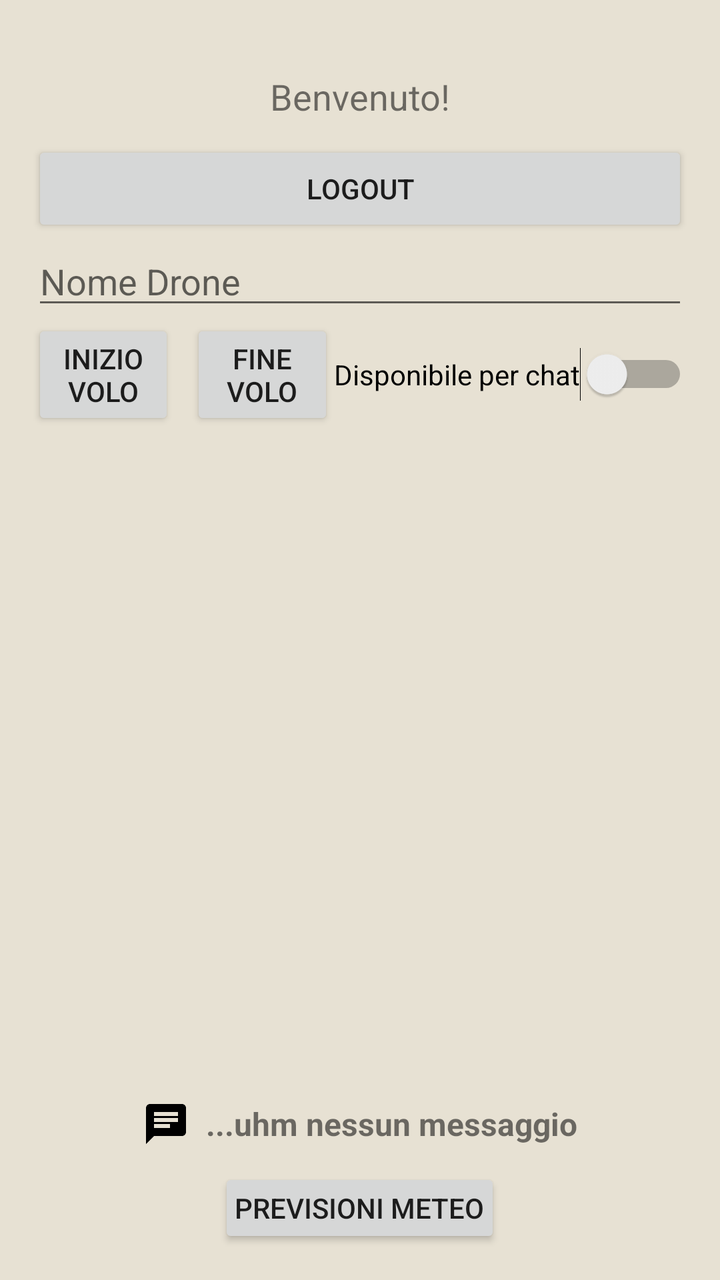
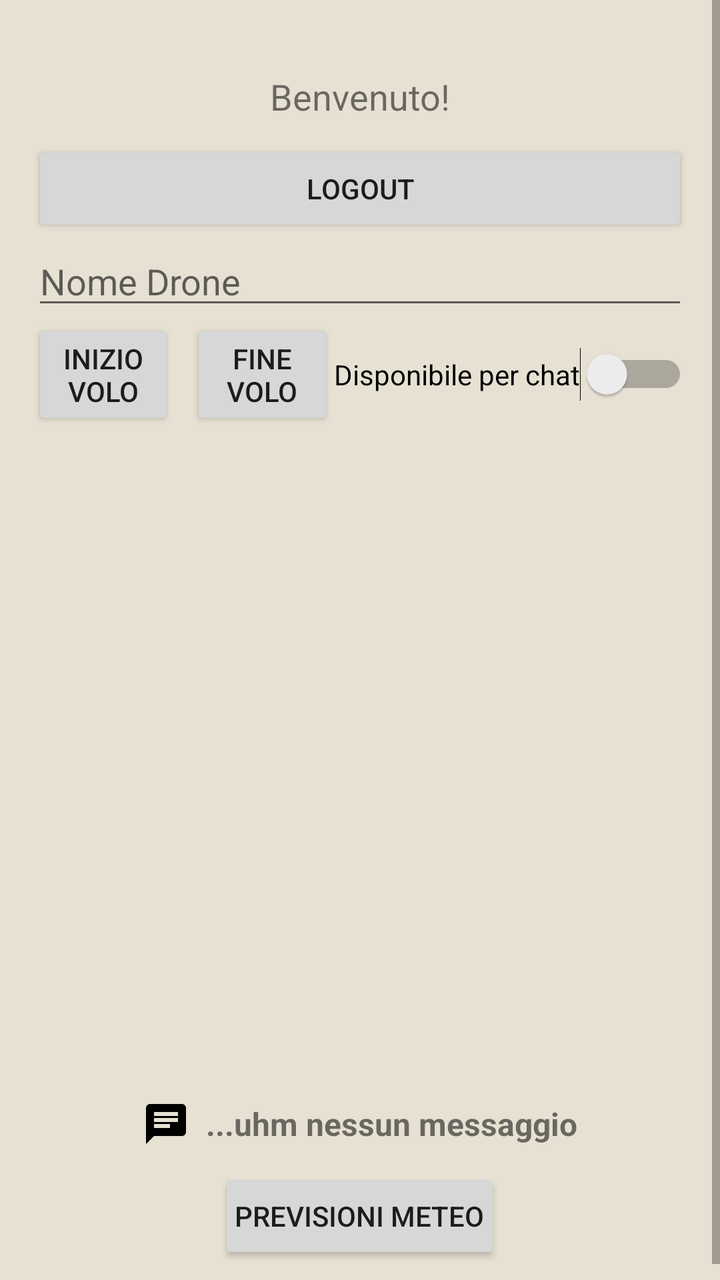

Before-and-after screenshots of an Android layout around one commit, followed by the original layout XML and the change that was made.
<!-- AndroidManifest.xml: activity theme Theme.AppCompat.Light -->
<!-- res/layout/activity_dashboard.xml -->
<LinearLayout xmlns:android="http://schemas.android.com/apk/res/android"
    android:layout_width="match_parent"
    android:layout_height="match_parent"
    android:orientation="vertical"
    android:background="#e7e1d3"
    android:padding="16dp">

    <TextView
        android:id="@+id/welcomeTextView"
        android:layout_width="match_parent"
        android:layout_height="wrap_content"
        android:text="Benvenuto!"
        android:textSize="18sp"
        android:gravity="center"
        android:layout_marginTop="10dp"
        android:padding="10dp"/>

    <Button
        android:id="@+id/logoutButton"
        android:layout_width="match_parent"
        android:layout_height="wrap_content"
        android:text="Logout" />

    <EditText
        android:id="@+id/droneField"
        android:layout_width="match_parent"
        android:layout_height="wrap_content"
        android:hint="Nome Drone" />

    
    <LinearLayout
        android:layout_width="match_parent"
        android:layout_height="wrap_content"
        android:orientation="horizontal"
        android:gravity="center">

        <Button
            android:id="@+id/startFlightButton"
            android:layout_width="0dp"
            android:layout_weight="1"
            android:layout_height="wrap_content"
            android:text="Inizio volo"
            android:layout_marginEnd="8dp"/>

        <Button
            android:id="@+id/stopFlightButton"
            android:layout_width="0dp"
            android:layout_weight="1"
            android:layout_height="wrap_content"
            android:text="Fine volo"/>

        <Switch
            android:id="@+id/chatToggle"
            android:layout_width="wrap_content"
            android:layout_height="wrap_content"
            android:text="Disponibile per chat"/>

    </LinearLayout>

    <FrameLayout
        android:id="@+id/mapContainer"
        android:layout_width="match_parent"
        android:layout_height="325dp"
        android:visibility="visible" />

    <LinearLayout
        android:id="@+id/new_message_container"
        android:layout_width="wrap_content"
        android:layout_height="wrap_content"
        android:orientation="horizontal"
        android:gravity="center"
        android:visibility="visible"
        android:layout_marginTop="10dp"
        android:layout_gravity="center_horizontal">

        <ImageView
            android:id="@+id/new_message_icon"
            android:layout_width="24dp"
            android:layout_height="24dp"
            android:src="@drawable/ic_mail"
            android:contentDescription="Nessun messaggio" />

        <TextView
            android:id="@+id/new_message_text"
            android:layout_width="wrap_content"
            android:layout_height="wrap_content"
            android:text="...uhm nessun messaggio"
            android:textSize="16sp"
            android:textStyle="bold"
            android:paddingStart="8dp" />
    </LinearLayout>

    <LinearLayout
        android:id="@+id/weather_info_container"
        android:layout_width="match_parent"
        android:layout_height="wrap_content"
        android:orientation="vertical"
        android:layout_marginTop="10dp"
        android:gravity="center">

        
        <Button
            android:id="@+id/weather_forecast_button"
            android:layout_width="wrap_content"
            android:layout_height="wrap_content"
            android:text="Previsioni Meteo"
            android:padding="8dp"/>
    </LinearLayout>


</LinearLayout>
<!-- resources referenced by this layout -->
<resources>
  <!-- drawable ic_mail (drawable) -->
  <vector xmlns:android="http://schemas.android.com/apk/res/android" android:autoMirrored="true" android:height="24dp" android:tint="#000000" android:viewportHeight="24" android:viewportWidth="24" android:width="24dp">
        
      <path android:fillColor="@android:color/white" android:pathData="M20,2L4,2c-1.1,0 -1.99,0.9 -1.99,2L2,22l4,-4h14c1.1,0 2,-0.9 2,-2L22,4c0,-1.1 -0.9,-2 -2,-2zM6,9h12v2L6,11L6,9zM14,14L6,14v-2h8v2zM18,8L6,8L6,6h12v2z"/>
      
  </vector>
</resources>

<!-- the commit's change to res/layout/activity_dashboard.xml (unified diff, before → after) -->
@@ -1,111 +1,116 @@
-<LinearLayout xmlns:android="http://schemas.android.com/apk/res/android"
+<ScrollView xmlns:android="http://schemas.android.com/apk/res/android"
     android:layout_width="match_parent"
-    android:layout_height="match_parent"
-    android:orientation="vertical"
-    android:background="#e7e1d3"
-    android:padding="16dp">
+    android:layout_height="match_parent">
 
-    <TextView
-        android:id="@+id/welcomeTextView"
+    <LinearLayout xmlns:android="http://schemas.android.com/apk/res/android"
         android:layout_width="match_parent"
-        android:layout_height="wrap_content"
-        android:text="Benvenuto!"
-        android:textSize="18sp"
-        android:gravity="center"
-        android:layout_marginTop="10dp"
-        android:padding="10dp"/>
+        android:layout_height="match_parent"
+        android:orientation="vertical"
+        android:background="#e7e1d3"
+        android:padding="16dp">
 
-    <Button
-        android:id="@+id/logoutButton"
-        android:layout_width="match_parent"
-        android:layout_height="wrap_content"
-        android:text="Logout" />
-
-    <EditText
-        android:id="@+id/droneField"
-        android:layout_width="match_parent"
-        android:layout_height="wrap_content"
-        android:hint="Nome Drone" />
-
-    
-    <LinearLayout
-        android:layout_width="match_parent"
-        android:layout_height="wrap_content"
-        android:orientation="horizontal"
-        android:gravity="center">
+        <TextView
+            android:id="@+id/welcomeTextView"
+            android:layout_width="match_parent"
+            android:layout_height="wrap_content"
+            android:text="Benvenuto!"
+            android:textSize="18sp"
+            android:gravity="center"
+            android:layout_marginTop="10dp"
+            android:padding="10dp"/>
 
         <Button
-            android:id="@+id/startFlightButton"
-            android:layout_width="0dp"
-            android:layout_weight="1"
+            android:id="@+id/logoutButton"
+            android:layout_width="match_parent"
             android:layout_height="wrap_content"
-            android:text="Inizio volo"
-            android:layout_marginEnd="8dp"/>
+            android:text="Logout" />
 
-        <Button
-            android:id="@+id/stopFlightButton"
-            android:layout_width="0dp"
-            android:layout_weight="1"
+        <EditText
+            android:id="@+id/droneField"
+            android:layout_width="match_parent"
             android:layout_height="wrap_content"
-            android:text="Fine volo"/>
+            android:hint="Nome Drone" />
 
-        <Switch
-            android:id="@+id/chatToggle"
+        
+        <LinearLayout
+            android:layout_width="match_parent"
+            android:layout_height="wrap_content"
+            android:orientation="horizontal"
+            android:gravity="center">
+
+            <Button
+                android:id="@+id/startFlightButton"
+                android:layout_width="0dp"
+                android:layout_weight="1"
+                android:layout_height="wrap_content"
+                android:text="Inizio volo"
+                android:layout_marginEnd="8dp"/>
+
+            <Button
+                android:id="@+id/stopFlightButton"
+                android:layout_width="0dp"
+                android:layout_weight="1"
+                android:layout_height="wrap_content"
+                android:text="Fine volo"/>
+
+            <Switch
+                android:id="@+id/chatToggle"
+                android:layout_width="wrap_content"
+                android:layout_height="wrap_content"
+                android:text="Disponibile per chat"/>
+
+        </LinearLayout>
+
+        <FrameLayout
+            android:id="@+id/mapContainer"
+            android:layout_width="match_parent"
+            android:layout_height="325dp"
+            android:visibility="visible" />
+
+        <LinearLayout
+            android:id="@+id/new_message_container"
             android:layout_width="wrap_content"
             android:layout_height="wrap_content"
-            android:text="Disponibile per chat"/>
+            android:orientation="horizontal"
+            android:gravity="center"
+            android:visibility="visible"
+            android:layout_marginTop="10dp"
+            android:layout_gravity="center_horizontal">
+
+            <ImageView
+                android:id="@+id/new_message_icon"
+                android:layout_width="24dp"
+                android:layout_height="24dp"
+                android:src="@drawable/ic_mail"
+                android:contentDescription="Nessun messaggio" />
+
+            <TextView
+                android:id="@+id/new_message_text"
+                android:layout_width="wrap_content"
+                android:layout_height="wrap_content"
+                android:text="...uhm nessun messaggio"
+                android:textSize="16sp"
+                android:textStyle="bold"
+                android:paddingStart="8dp" />
+        </LinearLayout>
+
+        <LinearLayout
+            android:id="@+id/weather_info_container"
+            android:layout_width="match_parent"
+            android:layout_height="wrap_content"
+            android:orientation="vertical"
+            android:layout_marginTop="10dp"
+            android:gravity="center">
+
+            
+            <Button
+                android:id="@+id/weather_forecast_button"
+                android:layout_width="wrap_content"
+                android:layout_height="wrap_content"
+                android:text="Previsioni Meteo"
+                android:padding="8dp"/>
+        </LinearLayout>
+
 
     </LinearLayout>
-
-    <FrameLayout
-        android:id="@+id/mapContainer"
-        android:layout_width="match_parent"
-        android:layout_height="325dp"
-        android:visibility="visible" />
-
-    <LinearLayout
-        android:id="@+id/new_message_container"
-        android:layout_width="wrap_content"
-        android:layout_height="wrap_content"
-        android:orientation="horizontal"
-        android:gravity="center"
-        android:visibility="visible"
-        android:layout_marginTop="10dp"
-        android:layout_gravity="center_horizontal">
-
-        <ImageView
-            android:id="@+id/new_message_icon"
-            android:layout_width="24dp"
-            android:layout_height="24dp"
-            android:src="@drawable/ic_mail"
-            android:contentDescription="Nessun messaggio" />
-
-        <TextView
-            android:id="@+id/new_message_text"
-            android:layout_width="wrap_content"
-            android:layout_height="wrap_content"
-            android:text="...uhm nessun messaggio"
-            android:textSize="16sp"
-            android:textStyle="bold"
-            android:paddingStart="8dp" />
-    </LinearLayout>
-
-    <LinearLayout
-        android:id="@+id/weather_info_container"
-        android:layout_width="match_parent"
-        android:layout_height="wrap_content"
-        android:orientation="vertical"
-        android:layout_marginTop="10dp"
-        android:gravity="center">
-
-        
-        <Button
-            android:id="@+id/weather_forecast_button"
-            android:layout_width="wrap_content"
-            android:layout_height="wrap_content"
-            android:text="Previsioni Meteo"
-            android:padding="8dp"/>
-    </LinearLayout>
-
-
-</LinearLayout>
+</ScrollView>
